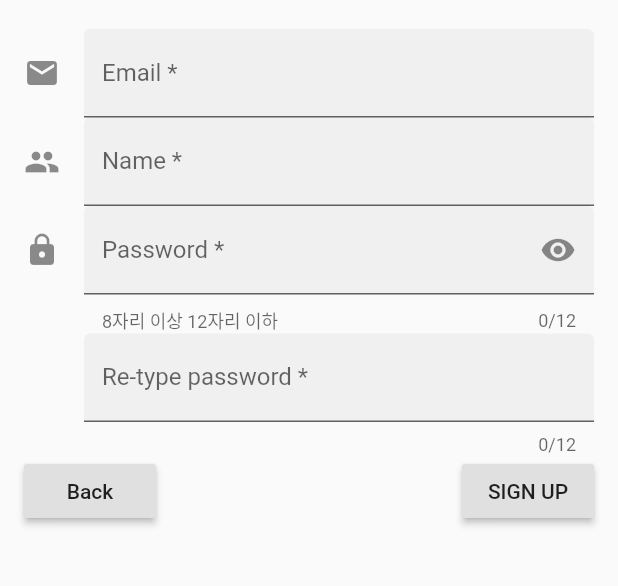
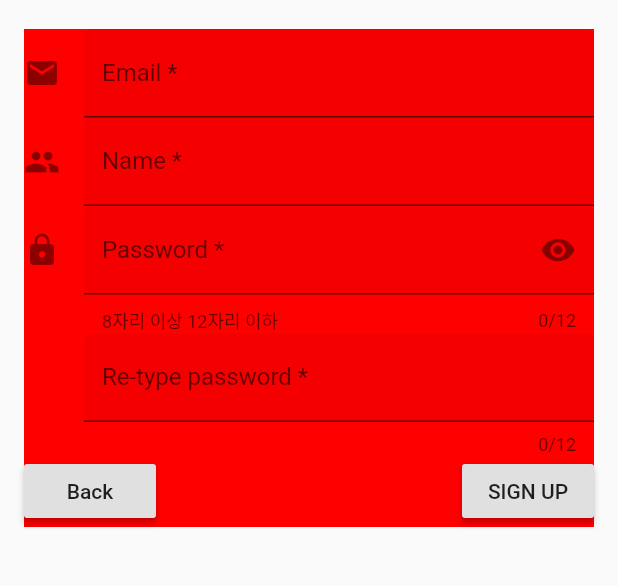
Before and after one commit to lteawoo/Handa_front, a Flutter app: the SignUp screen opened by its route, on a phone screen of 412 x 824 dp, the part 103-689 px from its top. Run offline on Flutter 3.47's test engine with Material 2 defaults, Android fonts, the phone set to English and light mode, and no system bars; our stand-ins replace shared_preferences; accounts and stored records are empty.

Commit message:
sign up 개발중

```diff
--- a/lib/sign_up.dart
+++ b/lib/sign_up.dart
@@ -134,11 +134,11 @@ class _MainViewState extends State<MainView> {
                 child: Form(
                   key: _formKey,
                   child: Container(
+                    color: const Color(0xffff0000),
                     constraints: BoxConstraints(
                       maxWidth: isDesktop ? desktopMaxWidth : double.infinity,
                     ),
                     child: Column(
-                      crossAxisAlignment: CrossAxisAlignment.stretch,
                       children: <Widget>[
                         TextFormField(
                           decoration: InputDecoration(
```
